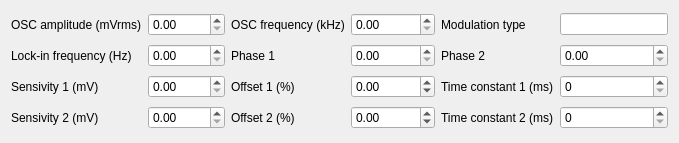
freestylexyz/STM-pyqt5-software, file pyqt5 STM software/ui/LockIn.ui: the form before one commit.
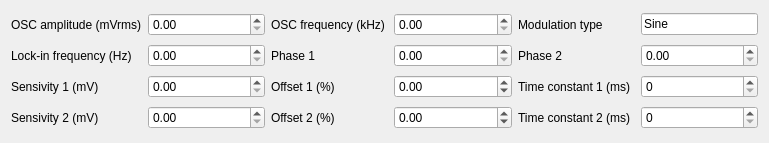
The form after the commit.

```diff
--- a/pyqt5 STM software/ui/LockIn.ui
+++ b/pyqt5 STM software/ui/LockIn.ui
@@ -6,7 +6,7 @@
    <rect>
     <x>0</x>
     <y>0</y>
-    <width>662</width>
+    <width>769</width>
     <height>143</height>
    </rect>
   </property>
@@ -189,6 +189,9 @@
        <verstretch>0</verstretch>
       </sizepolicy>
      </property>
+     <property name="text">
+      <string>Sine</string>
+     </property>
     </widget>
    </item>
   </layout>
```
